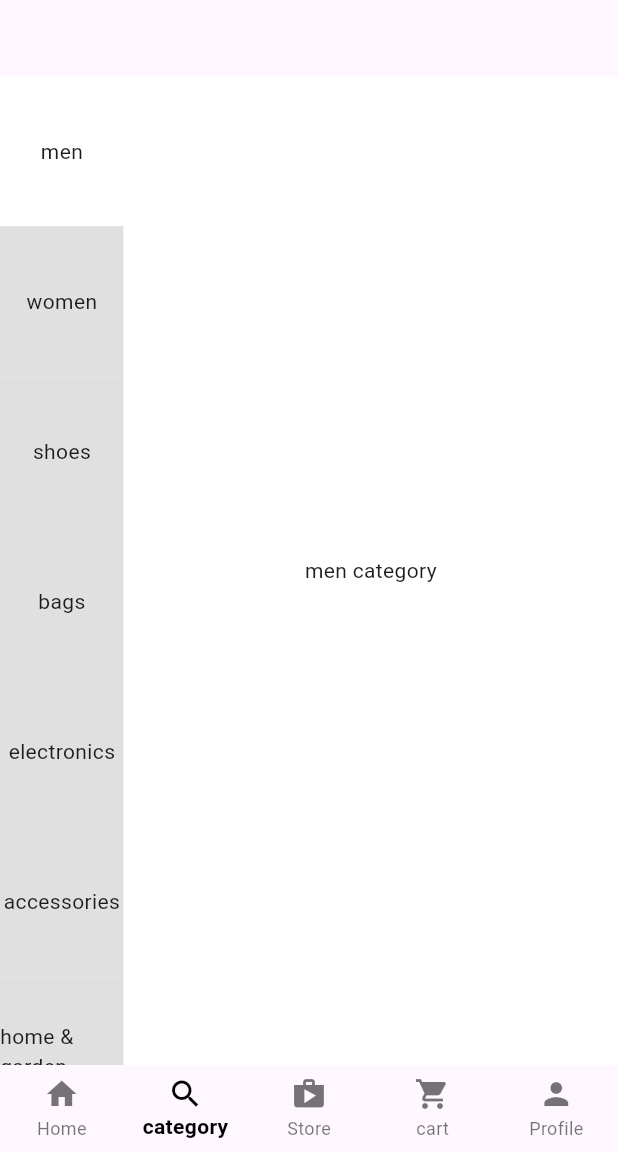
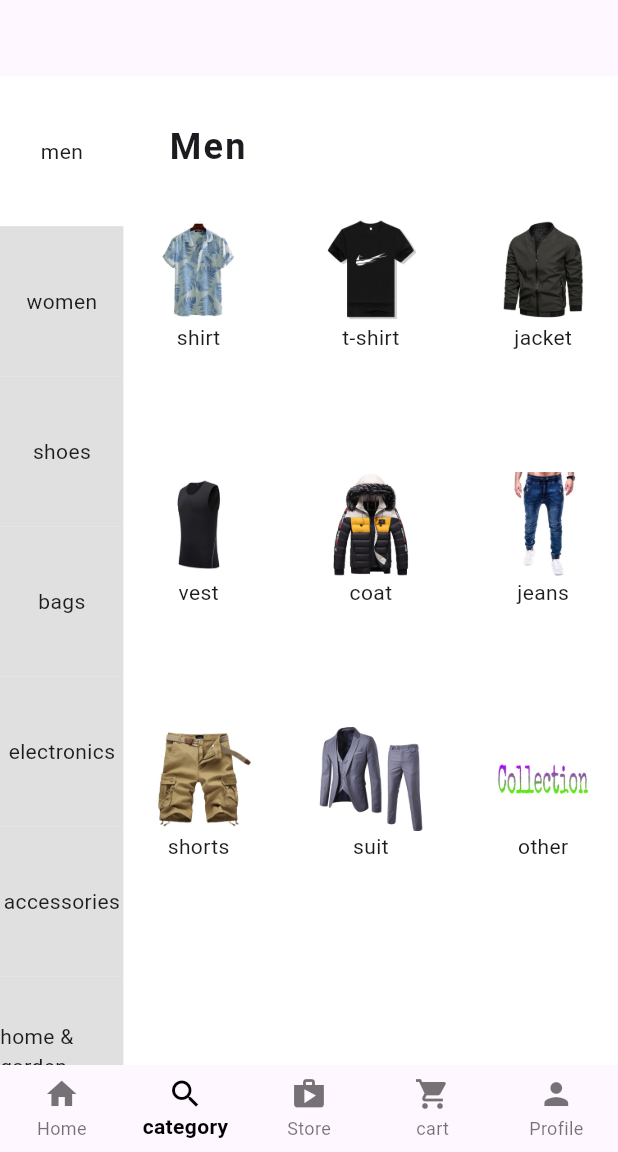
Before and after one commit to heyvishusri/multi_store_app, a Flutter app: the screen it shows after launch, item 2 of the bottom bar chosen, on a phone screen of 412 x 824 dp, the part 84-1236 px from its top. Run offline on Flutter 3.47's test engine with Material 3 defaults, Android fonts, the phone set to English and light mode, and no system bars.

Commit message:
update_categories_men

```diff
--- /dev/null
+++ b/lib/categories/men_categ.dart
@@ -0,0 +1,61 @@
+import 'package:flutter/material.dart';
+import 'package:multi_store_app/utilities/categ_list.dart';
+
+// List<String> imagetry =[
+//   'images/try/image0.jpg'
+//   'images/try/image1.jpg'
+//   'images/try/image2.jpg'
+//   'images/try/image3.jpg'
+
+// ];
+
+// List<String> labeltry= [
+//   'Shirt',
+//   'Pants',
+//   'Shoes',
+//   'jeans',
+// ];
+class MenCategory extends StatelessWidget {
+  const MenCategory({Key? key}) : super(key: key);
+
+  @override
+  Widget build(BuildContext context) {
+    return Column(
+      crossAxisAlignment: CrossAxisAlignment.start,
+      children: [
+        const Padding(
+          padding: EdgeInsets.all(30.0),
+          child: Text(
+            'Men',
+            style: TextStyle(
+              fontSize: 24,
+              fontWeight: FontWeight.bold,
+              letterSpacing: 1.5,
+            ),
+          ),
+        ),
+        SizedBox(
+          height: MediaQuery.of(context).size.height * 0.68,
+          child: GridView.count(
+            mainAxisSpacing: 70,
+            crossAxisSpacing: 15,
+            crossAxisCount: 3,
+            children: List.generate(men.length, (index) {
+              return  Column(
+                children: [
+                  SizedBox(
+                    height: 70,
+                    width: 70,
+                    child: Image(image: AssetImage('images/men/men$index.jpg'),
+                    ),
+                  ),
+                  Text(men[index])
+                ],
+              );
+            }),
+          ),
+        )
+      ],
+    );
+  }
+}
--- a/lib/main_screens/category.dart
+++ b/lib/main_screens/category.dart
@@ -1,4 +1,5 @@
 import 'package:flutter/material.dart';
+import 'package:multi_store_app/categories/men_categ.dart';
 import 'package:multi_store_app/main_screens/home.dart';
 
 
@@ -114,7 +115,7 @@ class _CategoryScreenState extends State<CategoryScreen> {
                 },
                 scrollDirection: Axis.vertical,
                 children: const[
-                Center(child: Text('men category')),
+                MenCategory(),
                 Center(child: Text('women category')),
                 Center(child: Text('shoes category')),
                 Center(child: Text('bags category')),
```
